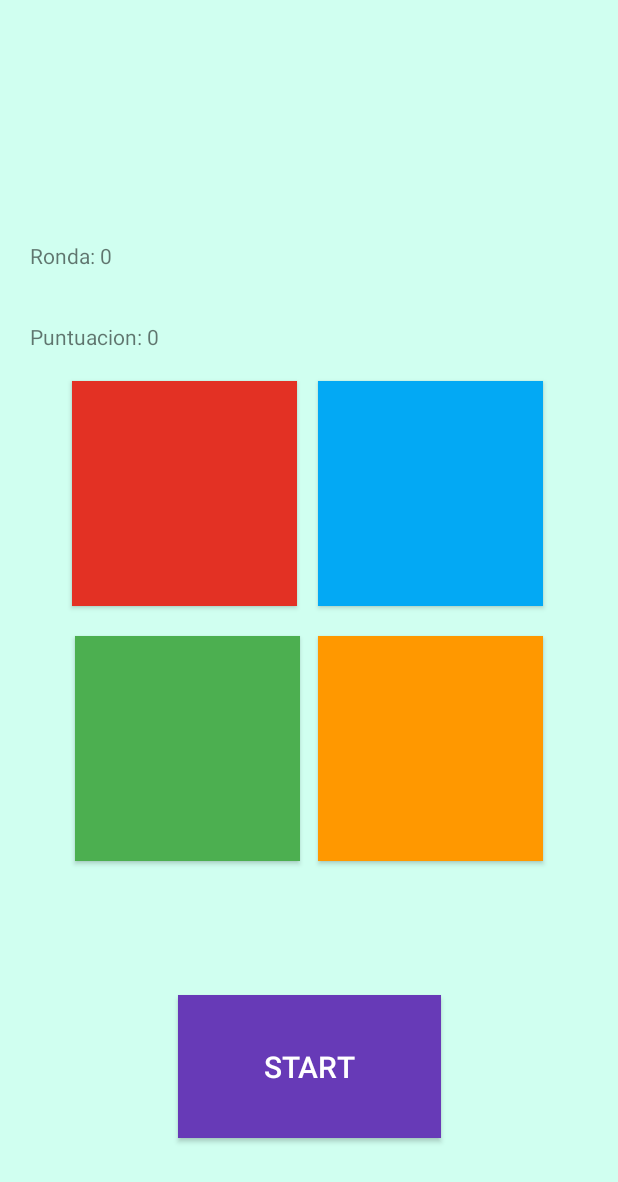
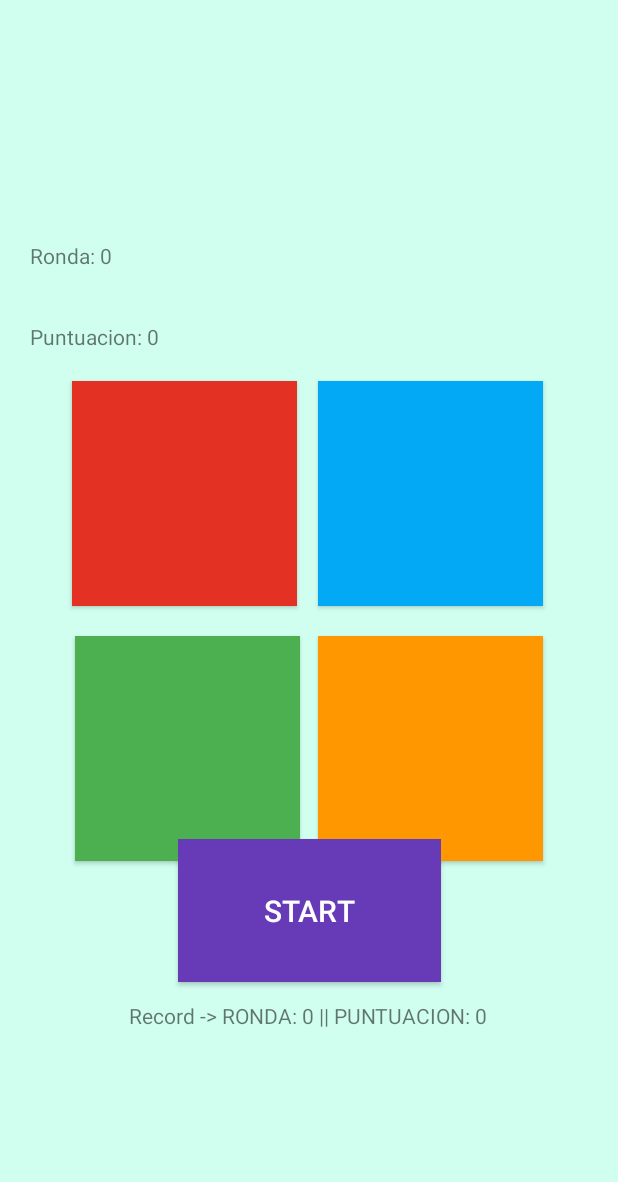
Before and after one commit to HugoPineiroEguia/simonSays, an Android app: the screen it shows after launch (MainActivity), after a tap on "button3", on a phone screen of 412 x 824 dp. Shown: the top 1182 px of the screen. Run offline under Robolectric (Android 15) with nearby library versions, the phone set to English and light mode, and no system bars; 1 statement that could not run was skipped.

Commit message:
ViewModel

```diff
--- a/app/src/main/java/com/example/simonsays/MainActivity.kt
+++ b/app/src/main/java/com/example/simonsays/MainActivity.kt
@@ -8,20 +8,30 @@ import android.widget.Button
 import android.util.Log
 import android.widget.TextView
 import android.widget.Toast
+import androidx.activity.viewModels
+import androidx.lifecycle.MutableLiveData
+import androidx.lifecycle.Observer
 import kotlinx.coroutines.*
 import kotlin.system.measureTimeMillis
 
+@Suppress("UNUSED_EXPRESSION")
 class MainActivity : AppCompatActivity() {
 
     var coloresMaquina = ArrayList<Int>()
+    var partida : Boolean = false
     var puntos:Int = 0
     var contador:Int = 0
     var ronda : Int = 0
+    var recoRonda :Int = 0
+    var recorPuntos :Int = 0
+    val miModelo by viewModels<MyViewModelito>()
 
     @SuppressLint("MissingInflatedId")
     override fun onCreate(savedInstanceState: Bundle?) {
         super.onCreate(savedInstanceState)
         setContentView(R.layout.activity_main)
+
+
 
         val start = findViewById<Button>(R.id.start)
         val red = findViewById<Button>(R.id.red)
@@ -38,51 +48,44 @@ class MainActivity : AppCompatActivity() {
 
             red.setOnClickListener {
                 pulsar(0)
-            if (comprobar(0)){
-                if (contador==coloresMaquina.size){
+                if (comprobar(0)) {
+                    if (contador == coloresMaquina.size) {
                         secuencia()
                     }
-            }
-            else{
+                } else {
                     fin()
                 }
             }
             blue.setOnClickListener {
                 pulsar(1)
-            if (comprobar(1)){
-                if (contador==coloresMaquina.size){
+                if (comprobar(1)) {
+                    if (contador == coloresMaquina.size) {
                         secuencia()
                     }
-            }
-            else{
+                } else {
                     fin()
                 }
             }
             green.setOnClickListener {
                 pulsar(2)
-            if (comprobar(2)){
-                if (contador==coloresMaquina.size){
+                if (comprobar(2)) {
+                    if (contador == coloresMaquina.size) {
                         secuencia()
                     }
-            }
-            else{
+                } else {
                     fin()
                 }
             }
             yellow.setOnClickListener {
                 pulsar(3)
-            if (comprobar(3)){
-                if (contador==coloresMaquina.size){
+                if (comprobar(3)) {
+                    if (contador == coloresMaquina.size) {
                         secuencia()
                     }
-            }
-            else{
+                } else {
                     fin()
                 }
             }
-
-
-
 
     }
 
@@ -100,9 +103,20 @@ class MainActivity : AppCompatActivity() {
 
     fun secuencia(){
         ronda++
+        miModelo.addList(ronda)
+        miModelo.rondaliveData.observe(
+            this,
+            Observer (
+                fun(listaRondas : MutableList<Int>){
+                    println("Array: "+listaRondas.toString())
+                }
+            )
+        )
         setRondas(ronda)
         contador = 0
         var random = (0..3).random()
+
+
         coloresMaquina.add(random)
         leerSecuencia()
 
@@ -138,8 +152,6 @@ class MainActivity : AppCompatActivity() {
         }
     }
 
-
-
     fun leerSecuencia() {
 
         var i: Int = 0
@@ -153,7 +165,7 @@ class MainActivity : AppCompatActivity() {
                 val green = findViewById<Button>(R.id.green)
                 val yellow = findViewById<Button>(R.id.yellow)
 
-                println(coloresMaquina.size)
+
 
                 if(puntos<10){
                     delay(500)
@@ -172,7 +184,6 @@ class MainActivity : AppCompatActivity() {
                     1 -> blue.setBackgroundColor(Color.WHITE)
                     2 -> green.setBackgroundColor(Color.WHITE)
                     3 -> yellow.setBackgroundColor(Color.WHITE)
-
                 }
                 if(puntos<10){
                     delay(500)
@@ -200,14 +211,19 @@ class MainActivity : AppCompatActivity() {
 
     fun comprobar(color: Int): Boolean {
 
-        if (contador == coloresMaquina.size){
-            puntos++
-        }
-
         return if (color == coloresMaquina[contador]){
             contador++
             puntos++
             setPuntuacion(puntos)
+            miModelo.addPunto(puntos)
+            miModelo.puntosLiveData.observe(
+                this,
+                Observer(
+                    fun (listaPuntos : MutableList<Int>){
+                        print("Puntos: "+listaPuntos.toString())
+                    }
+                )
+            )
             return true
         }
         else{
@@ -217,18 +233,37 @@ class MainActivity : AppCompatActivity() {
     }
 
     fun fin(){
-        Toast.makeText(this, "FIN DEL JUEGO", Toast.LENGTH_SHORT).show()
+
+        val recortext = findViewById<TextView>(R.id.record)
+
+        ronda = 0
+        coloresMaquina = arrayListOf()
+        puntos = 0
+        partida = false
+
         setPuntuacion(0)
         setRondas(0)
+        Toast.makeText(this, "FIN DEL JUEGO", Toast.LENGTH_SHORT).show()
+
+        miModelo.rondas.forEach(){
+            if (it>recoRonda) {
+                recoRonda = it
+            }
+        }
+        miModelo.puntos.forEach(){
+            if (it>recorPuntos) {
+                recorPuntos = it
+            }
+        }
+        recortext.setText("Record -> RONDA: "+recoRonda+" || PUNTUACION: "+recorPuntos)
+        miModelo.rondas.clear()
+
     }
 
     fun setPuntuacion(points: Int){
         val puntuacion = findViewById<TextView>(R.id.textView)
         puntuacion.setText("Puntuacion: "+points)
     }
-
-
-
 
     override fun onStart(){
         super.onStart();
@@ -238,7 +273,6 @@ class MainActivity : AppCompatActivity() {
     override fun onPause() {
         super.onPause();
         Log.d("Estado","onResume")
-
     }
 
     override fun onRestart() {
--- /dev/null
+++ b/app/src/main/java/com/example/simonsays/MyViewModelito.kt
@@ -0,0 +1,30 @@
+package com.example.simonsays
+
+import androidx.lifecycle.MutableLiveData
+import androidx.lifecycle.ViewModel
+
+
+class MyViewModelito: ViewModel() {
+
+    val rondas = mutableListOf<Int>()
+    val puntos = mutableListOf<Int>()
+
+    val puntosLiveData = MutableLiveData<MutableList<Int>>()
+    val rondaliveData = MutableLiveData<MutableList<Int>>()
+
+    init {
+        rondaliveData.value = rondas
+    }
+
+    fun addList(ronda: Int){
+        rondas.add(ronda)
+        rondaliveData.value = rondas
+    }
+
+    fun addPunto(punto : Int){
+        puntos.add(punto)
+        puntosLiveData.value = puntos
+    }
+
+
+}
--- a/app/src/main/res/layout/activity_main.xml
+++ b/app/src/main/res/layout/activity_main.xml
@@ -77,7 +77,7 @@
         app:layout_constraintEnd_toEndOf="parent"
         app:layout_constraintStart_toStartOf="parent"
         app:layout_constraintTop_toTopOf="parent"
-        app:layout_constraintVertical_bias="0.91" />
+        app:layout_constraintVertical_bias="0.768" />
 
     <TextView
         android:id="@+id/textView"
@@ -108,4 +108,20 @@
         app:layout_constraintTop_toTopOf="parent"
         app:layout_constraintVertical_bias="0.849" />
 
+    <TextView
+        android:id="@+id/record"
+        android:layout_width="wrap_content"
+        android:layout_height="wrap_content"
+        android:layout_marginStart="50dp"
+        android:layout_marginTop="10dp"
+        android:layout_marginEnd="50dp"
+        android:layout_marginBottom="10dp"
+        android:text="Record -> RONDA: 0 || PUNTUACION: 0 "
+        app:layout_constraintBottom_toBottomOf="parent"
+        app:layout_constraintEnd_toEndOf="parent"
+        app:layout_constraintHorizontal_bias="0.492"
+        app:layout_constraintStart_toStartOf="parent"
+        app:layout_constraintTop_toBottomOf="@+id/start"
+        app:layout_constraintVertical_bias="0.02" />
+
 </androidx.constraintlayout.widget.ConstraintLayout>
```
Also changed, not shown: app/build.gradle (+13 -9 lines), build.gradle (line endings or trailing spaces). Lines whose indentation alone changed are shown as unchanged.
